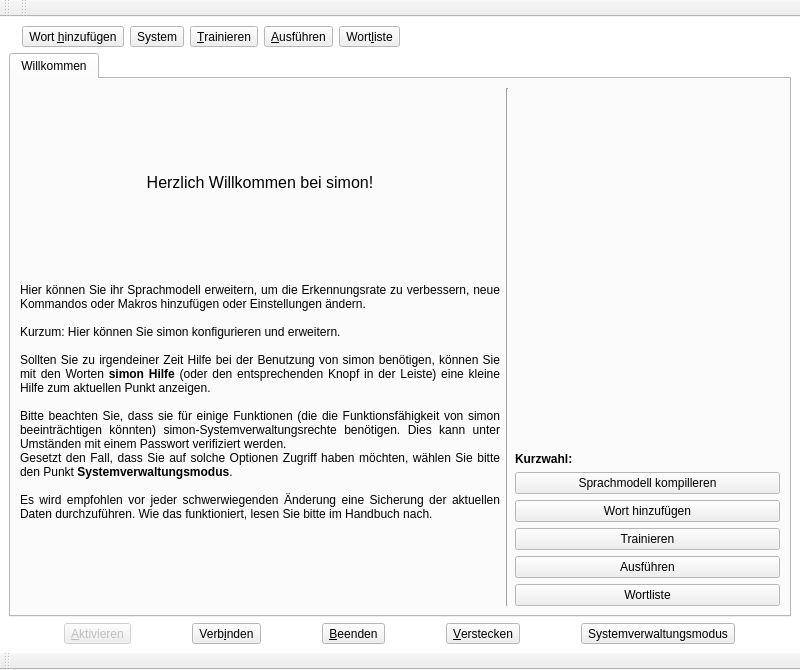
Before: the Qt Designer form ui/main.ui in KDE/simon, drawn with Qt 5.
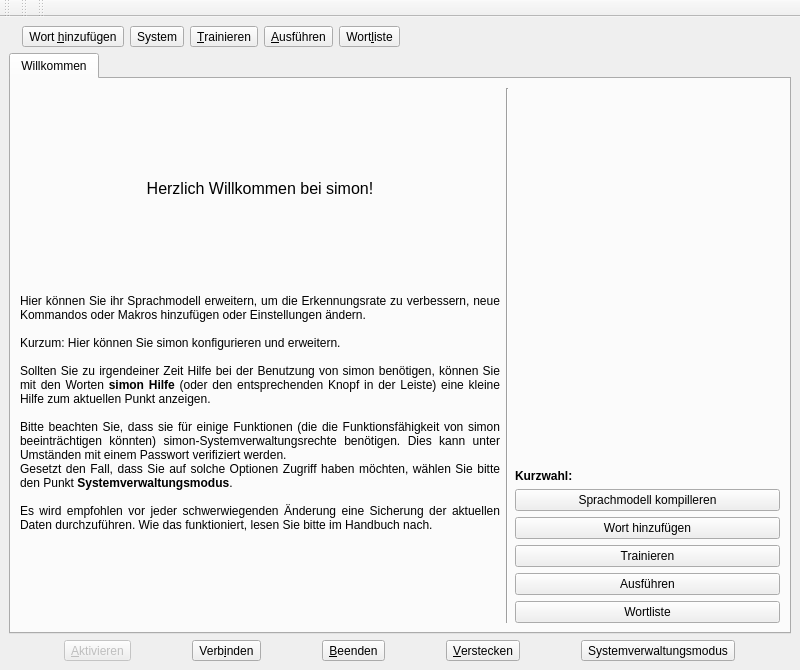
After: the same form once the commit is applied. Icons and pictures are not drawn. Custom widgets are drawn as their Qt base class.

```diff
--- a/ui/main.ui
+++ b/ui/main.ui
@@ -9,97 +9,6 @@
     <height>670</height>
    </rect>
   </property>
-  <property name="palette" >
-   <palette>
-    <active>
-     <colorrole role="WindowText" >
-      <brush brushstyle="SolidPattern" >
-       <color alpha="255" >
-        <red>0</red>
-        <green>0</green>
-        <blue>0</blue>
-       </color>
-      </brush>
-     </colorrole>
-     <colorrole role="Base" >
-      <brush brushstyle="SolidPattern" >
-       <color alpha="255" >
-        <red>255</red>
-        <green>255</green>
-        <blue>255</blue>
-       </color>
-      </brush>
-     </colorrole>
-     <colorrole role="Window" >
-      <brush brushstyle="SolidPattern" >
-       <color alpha="255" >
-        <red>255</red>
-        <green>255</green>
-        <blue>255</blue>
-       </color>
-      </brush>
-     </colorrole>
-    </active>
-    <inactive>
-     <colorrole role="WindowText" >
-      <brush brushstyle="SolidPattern" >
-       <color alpha="255" >
-        <red>0</red>
-        <green>0</green>
-        <blue>0</blue>
-       </color>
-      </brush>
-     </colorrole>
-     <colorrole role="Base" >
-      <brush brushstyle="SolidPattern" >
-       <color alpha="255" >
-        <red>255</red>
-        <green>255</green>
-        <blue>255</blue>
-       </color>
-      </brush>
-     </colorrole>
-     <colorrole role="Window" >
-      <brush brushstyle="SolidPattern" >
-       <color alpha="255" >
-        <red>255</red>
-        <green>255</green>
-        <blue>255</blue>
-       </color>
-      </brush>
-     </colorrole>
-    </inactive>
-    <disabled>
-     <colorrole role="WindowText" >
-      <brush brushstyle="SolidPattern" >
-       <color alpha="255" >
-        <red>117</red>
-        <green>117</green>
-        <blue>117</blue>
-       </color>
-      </brush>
-     </colorrole>
-     <colorrole role="Base" >
-      <brush brushstyle="SolidPattern" >
-       <color alpha="255" >
-        <red>255</red>
-        <green>255</green>
-        <blue>255</blue>
-       </color>
-      </brush>
-     </colorrole>
-     <colorrole role="Window" >
-      <brush brushstyle="SolidPattern" >
-       <color alpha="255" >
-        <red>255</red>
-        <green>255</green>
-        <blue>255</blue>
-       </color>
-      </brush>
-     </colorrole>
-    </disabled>
-   </palette>
-  </property>
   <property name="windowTitle" >
    <string>simon</string>
   </property>
@@ -646,70 +555,6 @@
    </layout>
   </widget>
   <widget class="QToolBar" name="tbStatus" >
-   <property name="palette" >
-    <palette>
-     <active>
-      <colorrole role="Base" >
-       <brush brushstyle="SolidPattern" >
-        <color alpha="255" >
-         <red>255</red>
-         <green>255</green>
-         <blue>255</blue>
-        </color>
-       </brush>
-      </colorrole>
-      <colorrole role="Window" >
-       <brush brushstyle="SolidPattern" >
-        <color alpha="255" >
-         <red>236</red>
-         <green>236</green>
-         <blue>236</blue>
-        </color>
-       </brush>
-      </colorrole>
-     </active>
-     <inactive>
-      <colorrole role="Base" >
-       <brush brushstyle="SolidPattern" >
-        <color alpha="255" >
-         <red>255</red>
-         <green>255</green>
-         <blue>255</blue>
-        </color>
-       </brush>
-      </colorrole>
-      <colorrole role="Window" >
-       <brush brushstyle="SolidPattern" >
-        <color alpha="255" >
-         <red>236</red>
-         <green>236</green>
-         <blue>236</blue>
-        </color>
-       </brush>
-      </colorrole>
-     </inactive>
-     <disabled>
-      <colorrole role="Base" >
-       <brush brushstyle="SolidPattern" >
-        <color alpha="255" >
-         <red>236</red>
-         <green>236</green>
-         <blue>236</blue>
-        </color>
-       </brush>
-      </colorrole>
-      <colorrole role="Window" >
-       <brush brushstyle="SolidPattern" >
-        <color alpha="255" >
-         <red>236</red>
-         <green>236</green>
-         <blue>236</blue>
-        </color>
-       </brush>
-      </colorrole>
-     </disabled>
-    </palette>
-   </property>
    <property name="windowTitle" >
     <string>Globale Aktionen</string>
    </property>
@@ -717,77 +562,13 @@
     <bool>true</bool>
    </property>
    <attribute name="toolBarArea" >
-    <enum>BottomToolBarArea</enum>
+    <enum>TopToolBarArea</enum>
    </attribute>
    <attribute name="toolBarBreak" >
-    <bool>false</bool>
+    <bool>true</bool>
    </attribute>
   </widget>
   <widget class="QToolBar" name="tbLogo" >
-   <property name="palette" >
-    <palette>
-     <active>
-      <colorrole role="Base" >
-       <brush brushstyle="SolidPattern" >
-        <color alpha="255" >
-         <red>255</red>
-         <green>255</green>
-         <blue>255</blue>
-        </color>
-       </brush>
-      </colorrole>
-      <colorrole role="Window" >
-       <brush brushstyle="SolidPattern" >
-        <color alpha="255" >
-         <red>236</red>
-         <green>236</green>
-         <blue>236</blue>
-        </color>
-       </brush>
-      </colorrole>
-     </active>
-     <inactive>
-      <colorrole role="Base" >
-       <brush brushstyle="SolidPattern" >
-        <color alpha="255" >
-         <red>255</red>
-         <green>255</green>
-         <blue>255</blue>
-        </color>
-       </brush>
-      </colorrole>
-      <colorrole role="Window" >
-       <brush brushstyle="SolidPattern" >
-        <color alpha="255" >
-         <red>236</red>
-         <green>236</green>
-         <blue>236</blue>
-        </color>
-       </brush>
-      </colorrole>
-     </inactive>
-     <disabled>
-      <colorrole role="Base" >
-       <brush brushstyle="SolidPattern" >
-        <color alpha="255" >
-         <red>236</red>
-         <green>236</green>
-         <blue>236</blue>
-        </color>
-       </brush>
-      </colorrole>
-      <colorrole role="Window" >
-       <brush brushstyle="SolidPattern" >
-        <color alpha="255" >
-         <red>236</red>
-         <green>236</green>
-         <blue>236</blue>
-        </color>
-       </brush>
-      </colorrole>
-     </disabled>
-    </palette>
-   </property>
    <property name="windowTitle" >
     <string>Logo</string>
    </property>
@@ -802,70 +583,6 @@
    </attribute>
   </widget>
   <widget class="QToolBar" name="tbModules" >
-   <property name="palette" >
-    <palette>
-     <active>
-      <colorrole role="Base" >
-       <brush brushstyle="SolidPattern" >
-        <color alpha="255" >
-         <red>255</red>
-         <green>255</green>
-         <blue>255</blue>
-        </color>
-       </brush>
-      </colorrole>
-      <colorrole role="Window" >
-       <brush brushstyle="SolidPattern" >
-        <color alpha="255" >
-         <red>236</red>
-         <green>236</green>
-         <blue>236</blue>
-        </color>
-       </brush>
-      </colorrole>
-     </active>
-     <inactive>
-      <colorrole role="Base" >
-       <brush brushstyle="SolidPattern" >
-        <color alpha="255" >
-         <red>255</red>
-         <green>255</green>
-         <blue>255</blue>
-        </color>
-       </brush>
-      </colorrole>
-      <colorrole role="Window" >
-       <brush brushstyle="SolidPattern" >
-        <color alpha="255" >
-         <red>236</red>
-         <green>236</green>
-         <blue>236</blue>
-        </color>
-       </brush>
-      </colorrole>
-     </inactive>
-     <disabled>
-      <colorrole role="Base" >
-       <brush brushstyle="SolidPattern" >
-        <color alpha="255" >
-         <red>236</red>
-         <green>236</green>
-         <blue>236</blue>
-        </color>
-       </brush>
-      </colorrole>
-      <colorrole role="Window" >
-       <brush brushstyle="SolidPattern" >
-        <color alpha="255" >
-         <red>236</red>
-         <green>236</green>
-         <blue>236</blue>
-        </color>
-       </brush>
-      </colorrole>
-     </disabled>
-    </palette>
-   </property>
    <property name="windowTitle" >
     <string>Module</string>
    </property>
```
